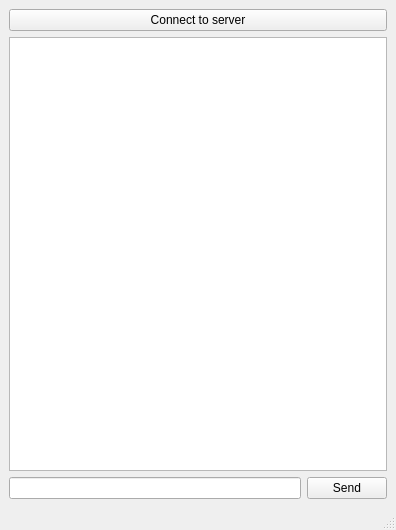
Before: the Qt Designer form mainwindow.ui in MOsinskyi/qt-client-app, drawn with Qt 5.
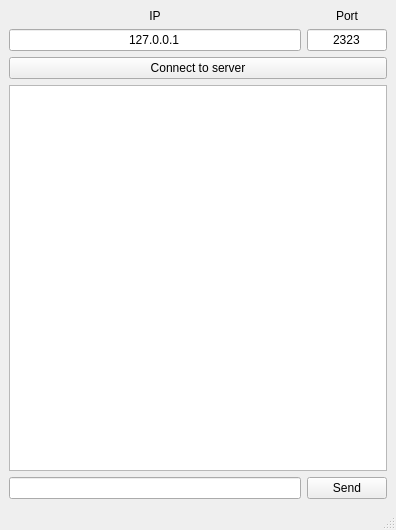
After: the same form once the commit is applied.

Commit message: Added IP and port field to input

What changed in the file:
```diff
--- a/mainwindow.ui
+++ b/mainwindow.ui
@@ -15,10 +15,56 @@
   </property>
   <widget class="QWidget" name="centralwidget">
    <layout class="QGridLayout" name="gridLayout">
-    <item row="1" column="0" colspan="2">
+    <item row="3" column="0" colspan="2">
+     <widget class="QPushButton" name="pushButton">
+      <property name="text">
+       <string>Connect to server</string>
+      </property>
+     </widget>
+    </item>
+    <item row="1" column="1">
+     <widget class="QLineEdit" name="lineEdit_3">
+      <property name="sizePolicy">
+       <sizepolicy hsizetype="Ignored" vsizetype="Fixed">
+        <horstretch>0</horstretch>
+        <verstretch>0</verstretch>
+       </sizepolicy>
+      </property>
+      <property name="text">
+       <string>2323</string>
+      </property>
+      <property name="alignment">
+       <set>Qt::AlignCenter</set>
+      </property>
+     </widget>
+    </item>
+    <item row="4" column="0" colspan="2">
      <widget class="QTextBrowser" name="textBrowser"/>
     </item>
-    <item row="2" column="0">
+    <item row="5" column="1">
+     <widget class="QPushButton" name="pushButton_2">
+      <property name="text">
+       <string>Send</string>
+      </property>
+     </widget>
+    </item>
+    <item row="1" column="0">
+     <widget class="QLineEdit" name="lineEdit_2">
+      <property name="sizePolicy">
+       <sizepolicy hsizetype="Preferred" vsizetype="Fixed">
+        <horstretch>0</horstretch>
+        <verstretch>0</verstretch>
+       </sizepolicy>
+      </property>
+      <property name="text">
+       <string>127.0.0.1</string>
+      </property>
+      <property name="alignment">
+       <set>Qt::AlignCenter</set>
+      </property>
+     </widget>
+    </item>
+    <item row="5" column="0">
      <widget class="QLineEdit" name="lineEdit">
       <property name="inputMask">
        <string/>
@@ -31,17 +77,23 @@
       </property>
      </widget>
     </item>
-    <item row="2" column="1">
-     <widget class="QPushButton" name="pushButton_2">
+    <item row="0" column="0">
+     <widget class="QLabel" name="label">
       <property name="text">
-       <string>Send</string>
+       <string>IP</string>
+      </property>
+      <property name="alignment">
+       <set>Qt::AlignCenter</set>
       </property>
      </widget>
     </item>
-    <item row="0" column="0" colspan="2">
-     <widget class="QPushButton" name="pushButton">
+    <item row="0" column="1">
+     <widget class="QLabel" name="label_2">
       <property name="text">
-       <string>Connect to server</string>
+       <string>Port</string>
+      </property>
+      <property name="alignment">
+       <set>Qt::AlignCenter</set>
       </property>
      </widget>
     </item>
```
The commit also changes 2 other files.
